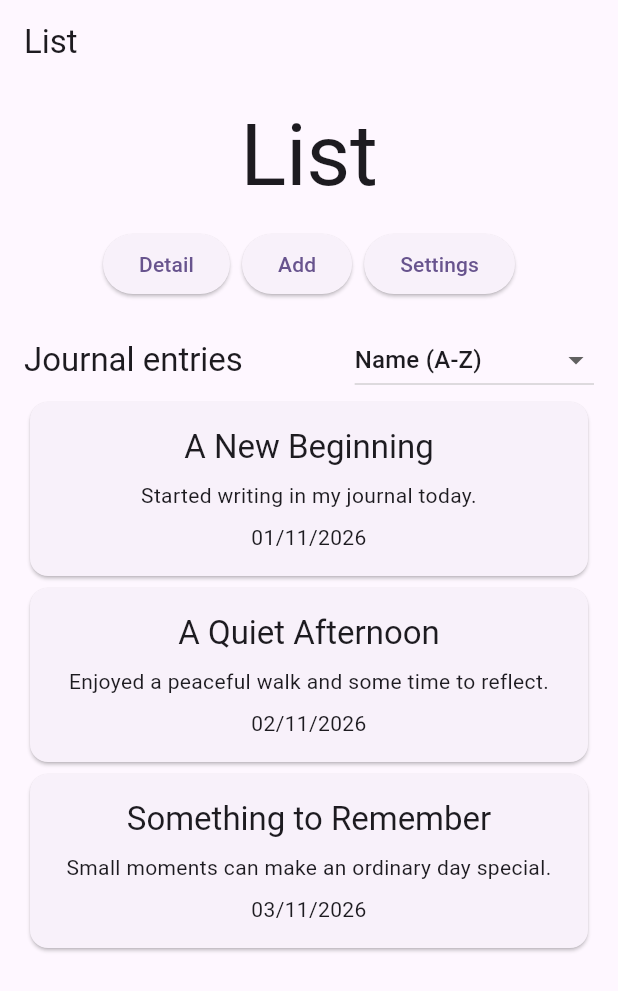
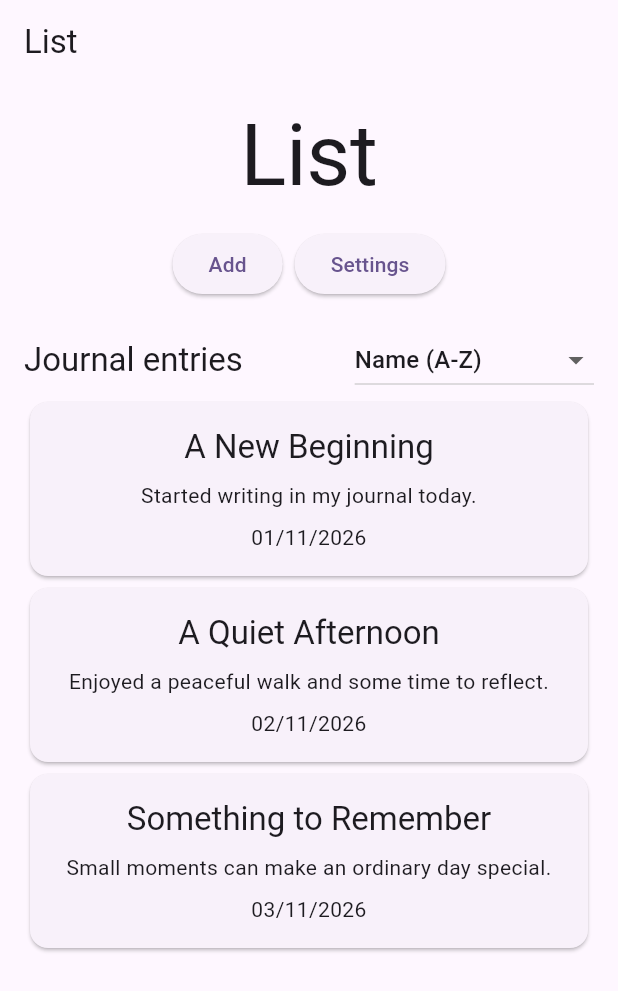
Before and after one commit to VexiQuus/FlutterWorkshop, a Flutter app: the screen it shows after launch, on a phone screen of 412 x 824 dp. Shown: the top 991 px of the screen. Run offline on Flutter 3.47's test engine with Material 3 defaults, Android fonts, the phone set to English and light mode, and no system bars.

Commit message:
Showing the detals

```diff
--- a/lib/Component/JournalCard/JournalCard.dart
+++ b/lib/Component/JournalCard/JournalCard.dart
@@ -3,9 +3,10 @@ import 'package:flutter/material.dart';
 import '../../Models/JournalEntry.dart';
 
 class JournalCard extends StatelessWidget {
-  const JournalCard({super.key, required this.entry});
+  const JournalCard({super.key, required this.entry, this.onTap});
 
   final JournalEntry entry;
+  final VoidCallback? onTap;
 
   @override
   Widget build(BuildContext context) {
@@ -15,6 +16,9 @@ class JournalCard extends StatelessWidget {
         '${entry.createdAt.year}';
 
     return Card(
+      child: InkWell(
+        onTap: onTap,
+        borderRadius: BorderRadius.circular(12),
         child: Padding(
           padding: const EdgeInsets.all(16),
           child: Column(
@@ -28,6 +32,7 @@ class JournalCard extends StatelessWidget {
             ],
           ),
         ),
+      ),
     );
   }
 }
--- a/lib/Pages/HomePage/HomePage.dart
+++ b/lib/Pages/HomePage/HomePage.dart
@@ -46,10 +46,6 @@ class _HomePageState extends State<HomePage> {
               spacing: 8,
               children: [
                 ElevatedButton(
-                  onPressed: () => _controller.openDetail(context),
-                  child: const Text('Detail'),
-                ),
-                ElevatedButton(
                   onPressed: () => _controller.openAdd(context),
                   child: const Text('Add'),
                 ),
@@ -85,7 +81,11 @@ class _HomePageState extends State<HomePage> {
                 ),
               ],
             ),
-            for (final entry in _controller.entries) JournalCard(entry: entry),
+            for (final entry in _controller.entries)
+              JournalCard(
+                entry: entry,
+                onTap: () => _controller.openDetail(context, entry),
+              ),
           ],
         ),
       ),
```
Also changed, not shown: lib/Pages/Detail/DetailPage.dart (+24 -5 lines), lib/Pages/HomePage/HomePageController.dart (+4 -3 lines). Lines whose indentation alone changed are shown as unchanged.
